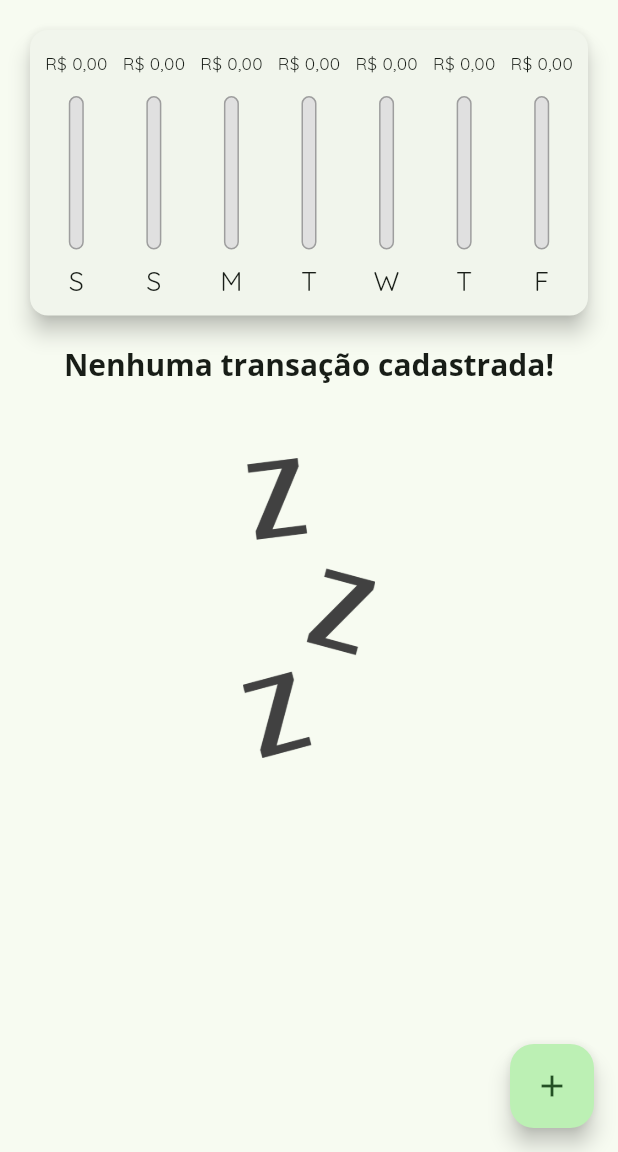
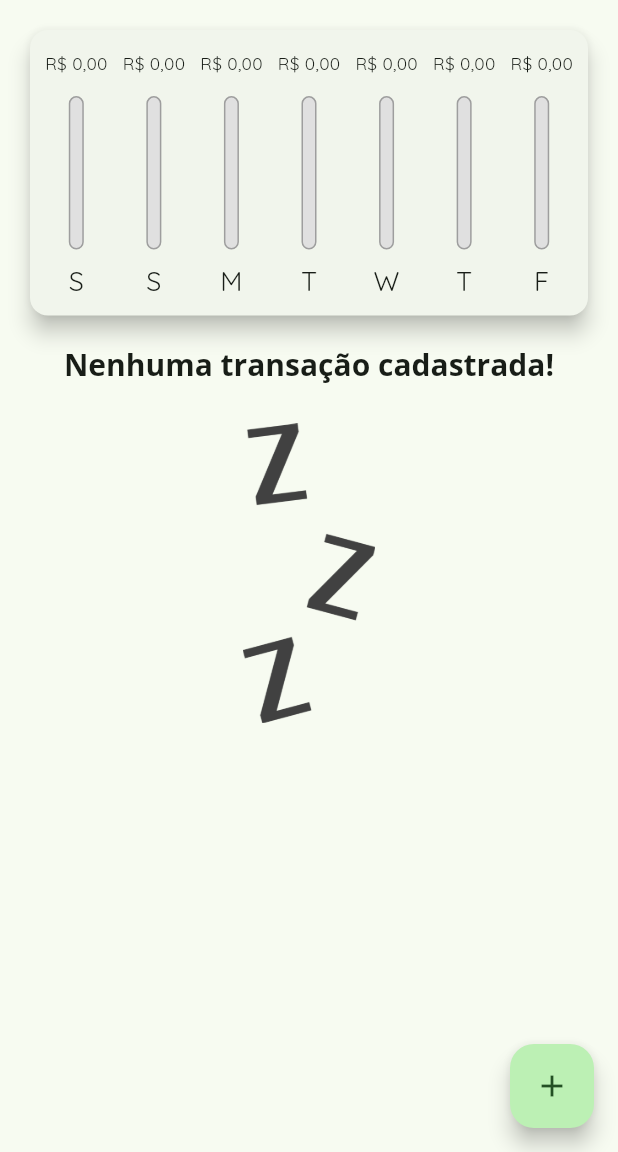
Before and after one commit to vinicius-benevides/flutter-expenses-manager, a Flutter app: the screen it shows after launch, on a phone screen of 412 x 824 dp, the part 84-1236 px from its top. Run offline on Flutter 3.47's test engine with Material 3 defaults, Android fonts, the phone set to English and light mode, and no system bars.

Commit message:
feat: add responsive landscape layout

```diff
--- a/lib/components/transaction_list/empty_list.dart
+++ b/lib/components/transaction_list/empty_list.dart
@@ -1,3 +1,5 @@
+import 'dart:math';
+
 import 'package:flutter/material.dart';
 
 class EmptyList extends StatelessWidget {
@@ -5,8 +7,10 @@ class EmptyList extends StatelessWidget {
 
   @override
   Widget build(BuildContext context) {
+    return LayoutBuilder(
+      builder: (ctx, constraints) {
         return Column(
-      spacing: 50,
+          spacing: constraints.maxHeight * 0.05,
           children: [
             Text(
               'Nenhuma transação cadastrada!',
@@ -15,9 +19,11 @@ class EmptyList extends StatelessWidget {
             Image.asset(
               'assets/images/waiting.png',
               fit: BoxFit.cover,
-          height: 200,
+              height: min(constraints.maxHeight * 0.6, 200),
             ),
           ],
         );
+      },
+    );
   }
 }
--- a/lib/main.dart
+++ b/lib/main.dart
@@ -5,7 +5,6 @@ import 'package:expenses_manager/components/transaction_form/transaction_form.da
 import 'package:expenses_manager/components/transaction_list/transaction_list.dart';
 import 'package:expenses_manager/models/transaction.dart';
 import 'package:flutter/material.dart';
-import 'package:flutter/services.dart';
 
 main() => runApp(ExpensesApp());
 
@@ -14,11 +13,6 @@ class ExpensesApp extends StatelessWidget {
 
   @override
   Widget build(BuildContext context) {
-    SystemChrome.setPreferredOrientations([
-      DeviceOrientation.portraitUp,
-      DeviceOrientation.portraitDown,
-    ]);
-
     return MaterialApp(
       title: 'Despesas Pessoais',
       debugShowCheckedModeBanner: false,
@@ -55,6 +49,7 @@ class HomePage extends StatefulWidget {
 
 class _HomePageState extends State<HomePage> {
   final List<Transaction> _transactions = [];
+  bool _showChart = false;
 
   List<Transaction> get _recentTransactions {
     return _transactions.where((tr) {
@@ -94,9 +89,21 @@ class _HomePageState extends State<HomePage> {
 
   @override
   Widget build(BuildContext context) {
+    MediaQueryData mediaQuery = MediaQuery.of(context);
+    final isLandscape = mediaQuery.orientation == Orientation.landscape;
+
     final appBar = AppBar(
       title: const Text('Despesas Pessoais'),
       actions: [
+        if (isLandscape)
+          IconButton(
+            icon: Icon(_showChart ? Icons.bar_chart : Icons.list),
+            onPressed: () {
+              setState(() {
+                _showChart = !_showChart;
+              });
+            },
+          ),
         IconButton(
           icon: const Icon(Icons.add),
           onPressed: () => _openTransactionFormModal(context),
@@ -105,9 +112,9 @@ class _HomePageState extends State<HomePage> {
     );
 
     final availableHeight =
-        MediaQuery.of(context).size.height -
+        mediaQuery.size.height -
         appBar.preferredSize.height -
-        MediaQuery.of(context).padding.top;
+        mediaQuery.padding.top;
 
     return Scaffold(
       appBar: appBar,
@@ -115,10 +122,12 @@ class _HomePageState extends State<HomePage> {
         child: Column(
           crossAxisAlignment: CrossAxisAlignment.stretch,
           children: [
+            if (!_showChart || !isLandscape)
               SizedBox(
-              height: availableHeight * 0.3,
+                height: availableHeight * (isLandscape ? 0.7 : 0.3),
                 child: Chart(recentTransactions: _recentTransactions),
               ),
+            if (!_showChart || !isLandscape)
               SizedBox(
                 height: availableHeight * 0.7,
                 child: TransactionList(
```
Lines whose indentation alone changed are shown as unchanged.
